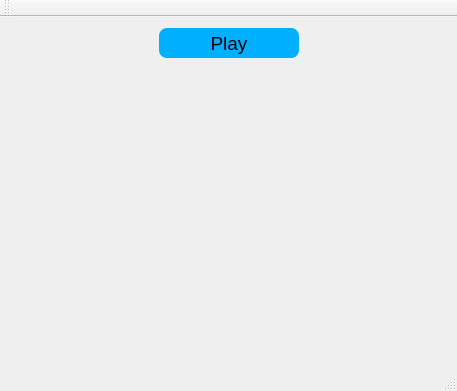
First picture: the form in mainmenu.ui, repository HashanMaduwantha/TicTacToe, before the edit.
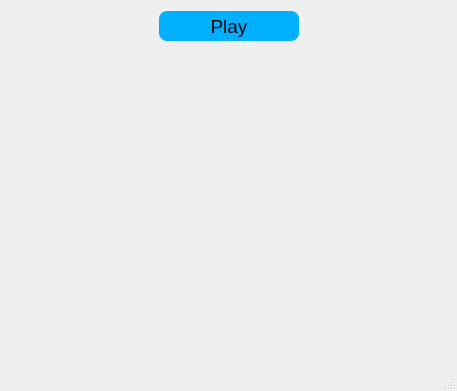
Second picture: the form after the edit.

```diff
--- a/mainmenu.ui
+++ b/mainmenu.ui
@@ -101,14 +101,6 @@
     </rect>
    </property>
   </widget>
-  <widget class="QToolBar" name="mainToolBar">
-   <attribute name="toolBarArea">
-    <enum>TopToolBarArea</enum>
-   </attribute>
-   <attribute name="toolBarBreak">
-    <bool>false</bool>
-   </attribute>
-  </widget>
   <widget class="QStatusBar" name="statusBar"/>
  </widget>
  <layoutdefault spacing="6" margin="11"/>
```
